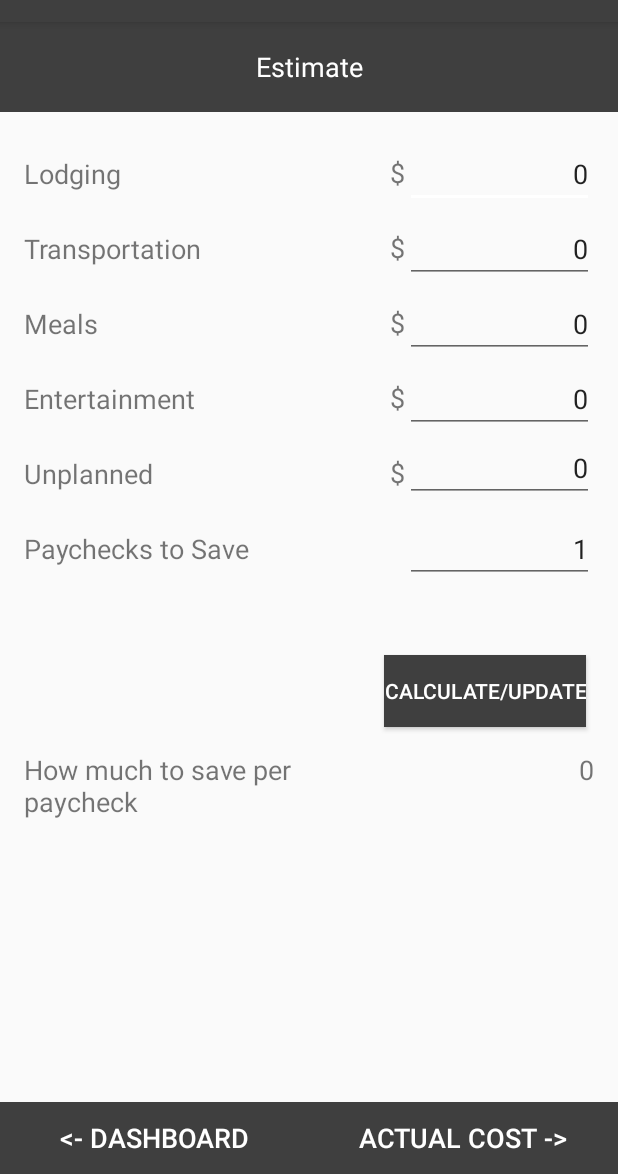
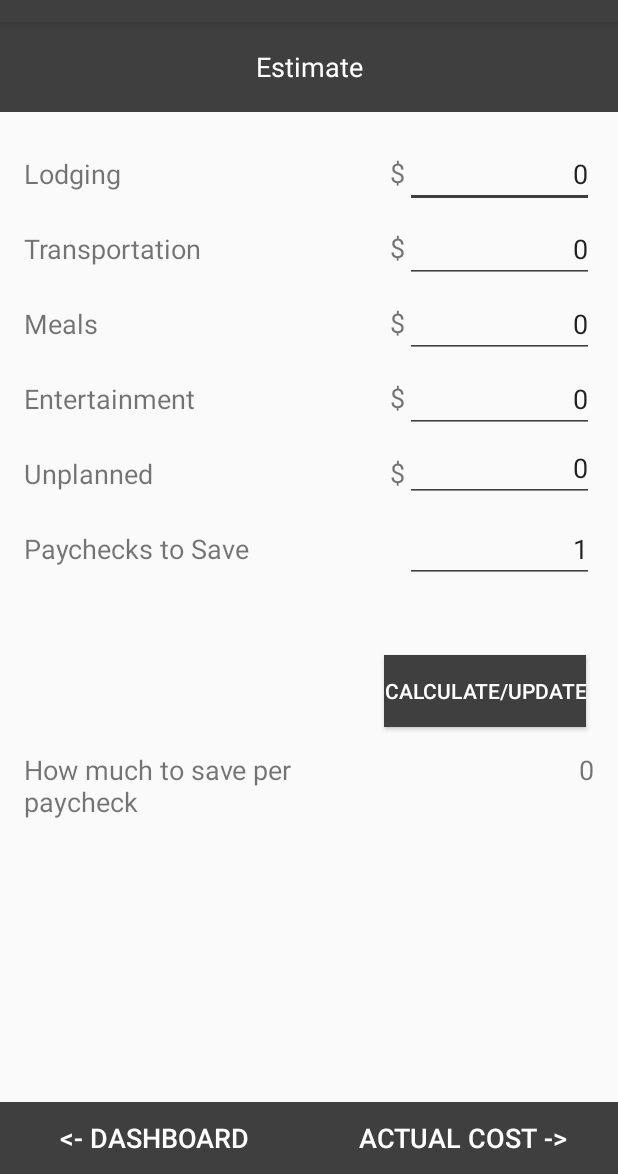
Before and after one commit to dora1405/Travel-taneous, an Android app: the EstimateActivity screen opened directly, with no data from a screen before it, on a phone screen of 412 x 824 dp, the part 62-1236 px from its top. Run offline under Robolectric (Android 15) with nearby library versions, the phone set to English and light mode, and no system bars; our stand-ins replace Firebase (no records; nobody signed in at launch, a user with empty details on screens opened directly).

Commit message:
tint for estimate edit text and actual cost radio buttons

```diff
--- a/app/src/main/res/layout/activity_actual.xml
+++ b/app/src/main/res/layout/activity_actual.xml
@@ -43,30 +43,35 @@
             android:id="@+id/radioLodging"
             android:layout_width="match_parent"
             android:layout_height="wrap_content"
+            android:buttonTint="@color/colorPrimaryDark"
             android:text="@string/lodging" />
 
         <RadioButton
             android:id="@+id/radioTransport"
             android:layout_width="match_parent"
             android:layout_height="wrap_content"
+            android:buttonTint="@color/colorPrimaryDark"
             android:text="@string/transportation" />
 
         <RadioButton
             android:id="@+id/radioMeal"
             android:layout_width="match_parent"
             android:layout_height="wrap_content"
+            android:buttonTint="@color/colorPrimaryDark"
             android:text="@string/meals" />
 
         <RadioButton
             android:id="@+id/radioEntertain"
             android:layout_width="match_parent"
             android:layout_height="wrap_content"
+            android:buttonTint="@color/colorPrimaryDark"
             android:text="@string/entertainment" />
 
         <RadioButton
             android:id="@+id/radioUnplan"
             android:layout_width="match_parent"
             android:layout_height="wrap_content"
+            android:buttonTint="@color/colorPrimaryDark"
             android:text="@string/unplanned" />
     </RadioGroup>
 
--- a/app/src/main/res/layout/activity_estimate.xml
+++ b/app/src/main/res/layout/activity_estimate.xml
@@ -45,6 +45,7 @@
         app:layout_constraintHorizontal_bias="1.0"
         app:layout_constraintStart_toEndOf="@+id/textView2"
         app:layout_constraintTop_toBottomOf="@+id/linearLayout"
+        android:backgroundTint="@color/colorPrimaryDark"
         tools:ignore="Autofill,InefficientWeight" />
 
     <EditText
@@ -60,6 +61,7 @@
         android:textAlignment="textEnd"
         app:layout_constraintEnd_toEndOf="parent"
         app:layout_constraintTop_toBottomOf="@+id/textView2"
+        android:backgroundTint="@color/colorPrimaryDark"
         tools:ignore="Autofill,InefficientWeight" />
 
     <LinearLayout
@@ -205,6 +207,7 @@
         app:layout_constraintEnd_toEndOf="parent"
         app:layout_constraintHorizontal_bias="1.0"
         app:layout_constraintStart_toEndOf="@+id/textView7"
+        android:backgroundTint="@color/colorPrimaryDark"
         app:layout_constraintTop_toBottomOf="@+id/textView6"
         tools:ignore="Autofill,RtlCompat" />
 
@@ -221,6 +224,7 @@
         android:textAlignment="textEnd"
         app:layout_constraintEnd_toEndOf="parent"
         app:layout_constraintTop_toBottomOf="@+id/textView5"
+        android:backgroundTint="@color/colorPrimaryDark"
         tools:ignore="Autofill" />
 
     <TextView
@@ -306,6 +310,7 @@
         android:textAlignment="textEnd"
         app:layout_constraintEnd_toEndOf="parent"
         app:layout_constraintTop_toBottomOf="@+id/textView4"
+        android:backgroundTint="@color/colorPrimaryDark"
         tools:ignore="Autofill" />
 
     <EditText
@@ -320,6 +325,7 @@
         android:inputType="textPersonName"
         android:textAlignment="textEnd"
         app:layout_constraintEnd_toEndOf="parent"
+        android:backgroundTint="@color/colorPrimaryDark"
         app:layout_constraintTop_toBottomOf="@+id/textView3"
         tools:ignore="Autofill" />
 
```
